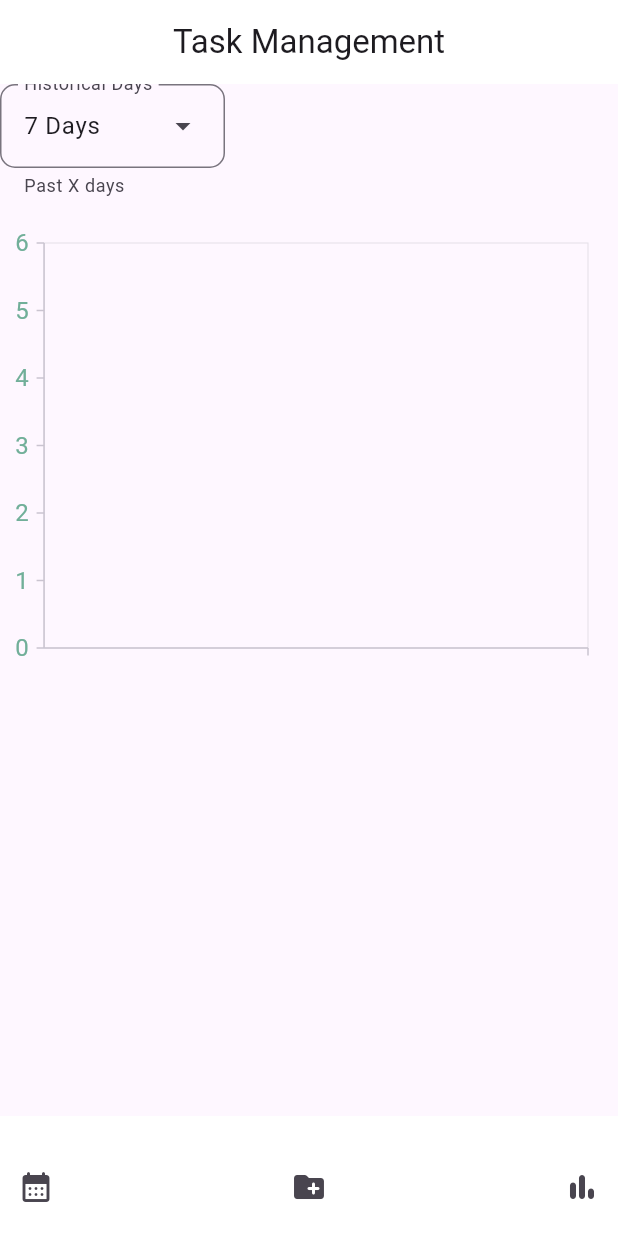
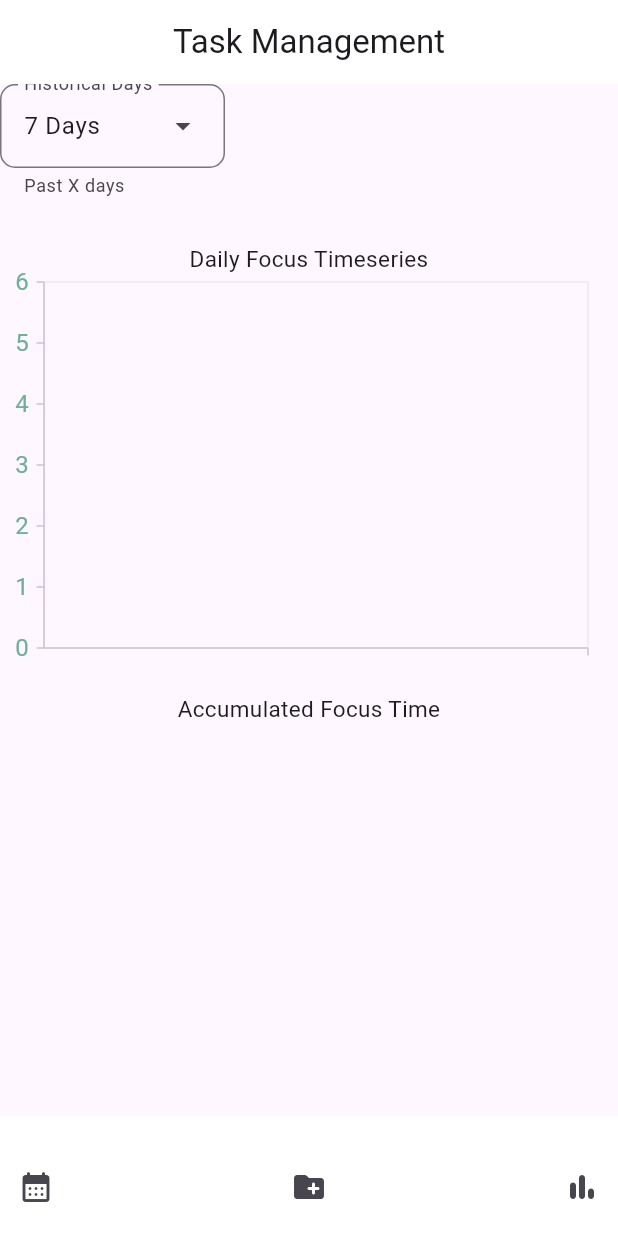
Before and after one commit to matrixstone/Task-Management, a Flutter app: the screen it shows after launch, item 3 of the bottom bar chosen, on a phone screen of 412 x 824 dp. Run offline on Flutter 3.47's test engine with Material 3 defaults, Android fonts, the phone set to English and light mode, and no system bars; our stand-ins replace gap, google_fonts, sqflite, sqflite_common_ffi, sqflite_common_ffi_web, syncfusion_flutter_calendar and 1 more; accounts and stored records are empty; statements that could not run were skipped.

Commit message:
title for chart

```diff
--- a/lib/pages/report_page.dart
+++ b/lib/pages/report_page.dart
@@ -36,8 +36,6 @@ class _ReportPageState extends State<ReportPage> {
 
   @override
   Widget build(BuildContext context) {
-    bool isCardView = true;
-
     return ListView(
       children: [
         buildLastXDaysSelector(),
@@ -47,13 +45,14 @@ class _ReportPageState extends State<ReportPage> {
             // // Initialize category axis
             // primaryXAxis: const CategoryAxis(),
             // primaryYAxis: NumericAxis(),
+            title: const ChartTitle(text: 'Daily Focus Timeseries'),
             legend: const Legend(isVisible: true),
             zoomPanBehavior: ZoomPanBehavior(
                 // Enables pinch zooming
                 enablePanning: true,
                 enablePinching: true,
                 zoomMode: ZoomMode.x),
-            primaryXAxis: CategoryAxis(
+            primaryXAxis: const CategoryAxis(
               majorGridLines: MajorGridLines(width: 0),
               labelIntersectAction: AxisLabelIntersectAction.hide,
               autoScrollingDelta: 7,
@@ -67,7 +66,7 @@ class _ReportPageState extends State<ReportPage> {
               //     20, // set the visible minimum as the last value's chart data index.
               // maximumLabels: 10,
             ),
-            primaryYAxis: NumericAxis(
+            primaryYAxis: const NumericAxis(
               majorGridLines: MajorGridLines(width: 0),
               labelStyle: TextStyle(color: Color(0xFF71AF99), fontSize: 16),
               minimum: 0,
@@ -77,20 +76,15 @@ class _ReportPageState extends State<ReportPage> {
                 _getTimeseriesCartesianChartData()),
         // Shows pie chart of how many hours spent on each project in total
         SfCircularChart(
-          title: ChartTitle(
-              text: isCardView
-                  ? ''
-                  : 'Various countries population density and area'),
-          legend: Legend(
-              isVisible: !isCardView,
-              overflowMode: LegendItemOverflowMode.wrap),
+          title: const ChartTitle(text: 'Accumulated Focus Time'),
+          legend: const Legend(
+              isVisible: true, overflowMode: LegendItemOverflowMode.wrap),
           series: _getRadiusPieSeries(),
           onTooltipRender: (TooltipArgs args) {
             final NumberFormat format = NumberFormat.decimalPattern();
             args.text =
-                args.dataPoints![args.pointIndex!.toInt()].x.toString() +
-                    ' : ' +
-                    format.format(args.dataPoints![args.pointIndex!.toInt()].y);
+                '${args.dataPoints![args.pointIndex!.toInt()].x.toString()}'
+                ' : ${format.format(args.dataPoints![args.pointIndex!.toInt()].y)}';
           },
           tooltipBehavior: TooltipBehavior(enable: true),
         )
```
